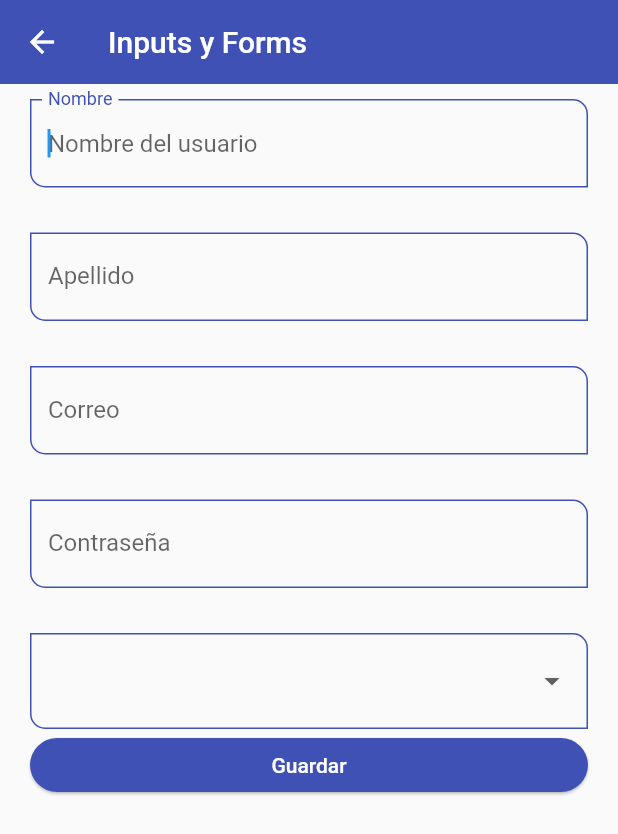
After one commit to jmsm157/flutter-component-v2, a Flutter app: the InputsScreen screen opened by its route, on a phone screen of 412 x 824 dp. The commit adds this screen. Shown: the top 834 px of the screen. Run offline on Flutter 3.47's test engine with Material 2 defaults, Android fonts, the phone set to English and light mode, and no system bars; network calls fail.

Commit message:
ep 89 al 96

```diff
--- a/lib/router/app_routes.dart
+++ b/lib/router/app_routes.dart
@@ -47,6 +47,16 @@ class AppRoutes {
         icon: Icons.input_outlined,
         name: 'Inputs',
         screen: const InputsScreen()),
+    MenuOption(
+        route: 'slider',
+        icon: Icons.social_distance_rounded,
+        name: 'Slider & check',
+        screen: const SliderScreen()),
+    MenuOption(
+        route: 'listviewbuilder',
+        icon: Icons.build_outlined,
+        name: 'InfiniteScroll & Pull to refresh',
+        screen: const ListViewBuilderScreen()),
   ];
 
   static Map<String, Widget Function(BuildContext)> getAppRoutes() {
--- /dev/null
+++ b/lib/screens/inputs_screen.dart
@@ -0,0 +1,115 @@
+import 'package:flutter/widgets.dart';
+
+import '../widgets/widgets.dart';
+import 'package:flutter/material.dart';
+
+class InputsScreen extends StatelessWidget {
+  const InputsScreen({Key? key}) : super(key: key);
+
+  @override
+  Widget build(BuildContext context) {
+    final GlobalKey<FormState> myFormKey = GlobalKey<FormState>();
+
+    final Map<String, String> formValue = {
+      'first_name': 'Johan',
+      'last_name': 'Sánchez',
+      'email': 'jmsm157@gmail.com',
+      'password': '123456',
+      'rol': 'Admin',
+    };
+
+    return Scaffold(
+        appBar: AppBar(
+          title: const Text('Inputs y Forms'),
+        ),
+        body: SingleChildScrollView(
+          child: Padding(
+            padding: const EdgeInsets.symmetric(horizontal: 20, vertical: 10),
+            child: Form(
+              key: myFormKey,
+              child: Column(
+                children: [
+                  CustomInputField(
+                    labelText: 'Nombre',
+                    hintText: 'Nombre del usuario',
+                    formProperty: 'first_name',
+                    formValues: formValue,
+                  ),
+                  const SizedBox(
+                    height: 30,
+                  ),
+                  CustomInputField(
+                    labelText: 'Apellido',
+                    hintText: 'Apellido del usuario',
+                    formProperty: 'last_name',
+                    formValues: formValue,
+                  ),
+                  const SizedBox(
+                    height: 30,
+                  ),
+                  CustomInputField(
+                    labelText: 'Correo',
+                    hintText: 'Correo del usuario',
+                    keyboardType: TextInputType.emailAddress,
+                    formProperty: 'email',
+                    formValues: formValue,
+                  ),
+                  const SizedBox(
+                    height: 30,
+                  ),
+                  CustomInputField(
+                    labelText: 'Contraseña',
+                    hintText: 'Ingrese contraseña',
+                    obscureText: true,
+                    formProperty: 'password',
+                    formValues: formValue,
+                  ),
+                  const SizedBox(
+                    height: 30,
+                  ),
+                  DropdownButtonFormField<String>(
+                      items: const [
+                        DropdownMenuItem(
+                          child: Text('Admin'),
+                          value: 'Admin',
+                        ),
+                        DropdownMenuItem(
+                          child: Text('Superuser'),
+                          value: 'Superuser',
+                        ),
+                        DropdownMenuItem(
+                          child: Text('Developer'),
+                          value: 'Developer',
+                        ),
+                        DropdownMenuItem(
+                          child: Text('Jr. Developer'),
+                          value: 'Jr. Developer',
+                        ),
+                      ],
+                      onChanged: (value) {
+                        print(value);
+                        formValue['role'] = value ?? 'Admin';
+                      }),
+                  ElevatedButton(
+                    child: const SizedBox(
+                      width: double.infinity,
+                      child: Center(
+                        child: Text('Guardar'),
+                      ),
+                    ),
+                    onPressed: () {
+                      FocusScope.of(context).requestFocus(FocusNode());
+                      if (!myFormKey.currentState!.validate()) {
+                        print('formulario no válido');
+                        return;
+                      }
+                      print(formValue);
+                    },
+                  )
+                ],
+              ),
+            ),
+          ),
+        ));
+  }
+}
--- a/lib/screens/screen.dart
+++ b/lib/screens/screen.dart
@@ -4,5 +4,7 @@ export 'package:fl_components/screens/avatar_screen.dart';
 export 'package:fl_components/screens/card_screen.dart';
 export 'package:fl_components/screens/home_screen.dart';
 export 'package:fl_components/screens/inputs_screen.dart';
+export 'package:fl_components/screens/listview_builder_screen.dart';
 export 'package:fl_components/screens/listview1_screen.dart';
 export 'package:fl_components/screens/listview2_screen.dart';
+export 'package:fl_components/screens/slider_screen.dart';
--- a/lib/theme/app_theme.dart
+++ b/lib/theme/app_theme.dart
@@ -1,27 +1,49 @@
 import 'package:flutter/material.dart';
 
 class AppTheme {
-  static const Color primary = Colors.red;
+  static const Color primary = Colors.indigo;
 
   static final ThemeData lightTheme = ThemeData.light().copyWith(
+      //color primario
       primaryColor: primary,
+
+      //Appbar Theme
       appBarTheme: const AppBarTheme(
         color: primary,
         elevation: 0,
       ),
 
+      //TextButton Theme
       textButtonTheme:
           TextButtonThemeData(style: TextButton.styleFrom(primary: primary)),
 
+      //TextButton Theme
       floatingActionButtonTheme:
           const FloatingActionButtonThemeData(backgroundColor: primary),
 
       //ElevatedButtons
       elevatedButtonTheme: ElevatedButtonThemeData(
         style: ElevatedButton.styleFrom(
-          primary: Colors.red, shape: const StadiumBorder(), elevation: 0.8),
+            primary: primary, shape: const StadiumBorder(), elevation: 0.8),
       ),
-  );
+
+      //TextFormField
+      inputDecorationTheme: const InputDecorationTheme(
+          floatingLabelStyle: TextStyle(color: primary),
+          enabledBorder: OutlineInputBorder(
+              borderSide: BorderSide(color: primary),
+              borderRadius: BorderRadius.only(
+                  bottomLeft: Radius.circular(10),
+                  topRight: Radius.circular(10))),
+          focusedBorder: OutlineInputBorder(
+              borderSide: BorderSide(color: primary),
+              borderRadius: BorderRadius.only(
+                  bottomLeft: Radius.circular(10),
+                  topRight: Radius.circular(10))),
+          border: OutlineInputBorder(
+              borderRadius: BorderRadius.only(
+                  bottomLeft: Radius.circular(10),
+                  topRight: Radius.circular(10)))));
 
   static final ThemeData darkTheme = ThemeData.dark().copyWith(
       //color primario
--- /dev/null
+++ b/lib/widgets/custom_input_field.dart
@@ -0,0 +1,50 @@
+import 'package:flutter/material.dart';
+
+class CustomInputField extends StatelessWidget {
+  final String? hintText;
+  final String? labelText;
+  final String? helperText;
+  final IconData? suffixIcon;
+  final IconData? icon;
+  final TextInputType? keyboardType;
+  final bool obscureText;
+  final String formProperty;
+  final Map<String, String> formValues;
+
+  const CustomInputField({
+    Key? key,
+    this.hintText,
+    this.labelText,
+    this.helperText,
+    this.suffixIcon,
+    this.icon,
+    this.keyboardType,
+    this.obscureText = false,
+    required this.formProperty,
+    required this.formValues,
+  }) : super(key: key);
+
+  @override
+  Widget build(BuildContext context) {
+    return TextFormField(
+        autofocus: true,
+        keyboardType: keyboardType,
+        initialValue: '',
+        textCapitalization: TextCapitalization.words,
+        obscureText: obscureText,
+        onChanged: (value) => formValues[formProperty] = value,
+        validator: (value) {
+          if (value == null) return 'Este campo es requerido';
+          return value.length < 3 ? 'Mínimo 3 letras' : null;
+        },
+        autovalidateMode: AutovalidateMode.onUserInteraction,
+        decoration: InputDecoration(
+          hintText: hintText,
+          labelText: labelText,
+          helperText: helperText,
+          // prefixIcon: Icon(Icons.verified_outlined),
+          suffixIcon: suffixIcon == null ? null : Icon(suffixIcon),
+          icon: icon == null ? null : Icon(icon),
+        ));
+  }
+}
--- a/lib/widgets/widgets.dart
+++ b/lib/widgets/widgets.dart
@@ -1,2 +1,3 @@
+export 'package:fl_components/widgets/custom_card_tupe_2.dart';
 export 'package:fl_components/widgets/custom_card_type_1.dart';
-export 'package:fl_components/widgets/custom_card_tupe_2.dart';
+export 'package:fl_components/widgets/custom_input_field.dart';
```
Also changed, not shown: lib/screens/animated_screen.dart (added, +49 -0 lines), lib/screens/avatar_screen.dart (added, +30 -0 lines), lib/screens/listview_builder_screen.dart (added, +25 -0 lines), lib/screens/slider_screen.dart (added, +71 -0 lines). Lines whose indentation alone changed are shown as unchanged.
